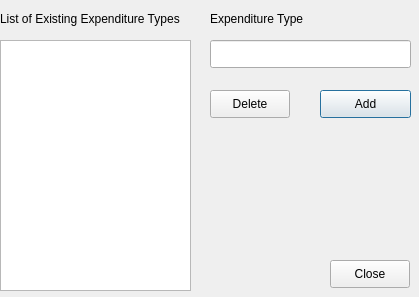
snim2mirror/openihm, file open-ihm/gui/designs/ui_expendituretypes.ui: the form before one commit.
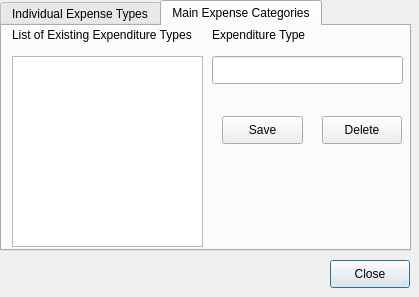
The form after the commit.

Commit message: updating database,code, and interfaces for managing Expenditure types and categories

The edit to the form file:
```diff
--- a/open-ihm/gui/designs/ui_expendituretypes.ui
+++ b/open-ihm/gui/designs/ui_expendituretypes.ui
@@ -1,7 +1,7 @@
 <ui version="4.0" >
  <class>ExpenditureTypes</class>
- <widget class="QDialog" name="ExpenditureTypes" >
-  <property name="geometry" >
+ <widget class="QDialog" name="ExpenditureTypes">
+  <property name="geometry">
    <rect>
     <x>0</x>
     <y>0</y>
@@ -9,69 +9,23 @@
     <height>297</height>
    </rect>
   </property>
-  <property name="minimumSize" >
+  <property name="minimumSize">
    <size>
     <width>419</width>
     <height>297</height>
    </size>
   </property>
-  <property name="maximumSize" >
+  <property name="maximumSize">
    <size>
     <width>419</width>
     <height>16777215</height>
    </size>
   </property>
-  <property name="windowTitle" >
+  <property name="windowTitle">
    <string>Manage Expenditure Types</string>
   </property>
-  <widget class="QListWidget" name="listWidget" >
-   <property name="geometry" >
-    <rect>
-     <x>0</x>
-     <y>40</y>
-     <width>191</width>
-     <height>251</height>
-    </rect>
-   </property>
-  </widget>
-  <widget class="QLineEdit" name="lineEdit" >
-   <property name="geometry" >
-    <rect>
-     <x>210</x>
-     <y>40</y>
-     <width>201</width>
-     <height>28</height>
-    </rect>
-   </property>
-  </widget>
-  <widget class="QPushButton" name="pushButton" >
-   <property name="geometry" >
-    <rect>
-     <x>320</x>
-     <y>90</y>
-     <width>91</width>
-     <height>28</height>
-    </rect>
-   </property>
-   <property name="text" >
-    <string>Add</string>
-   </property>
-  </widget>
-  <widget class="QPushButton" name="pushButton_2" >
-   <property name="geometry" >
-    <rect>
-     <x>210</x>
-     <y>90</y>
-     <width>80</width>
-     <height>28</height>
-    </rect>
-   </property>
-   <property name="text" >
-    <string>Delete</string>
-   </property>
-  </widget>
-  <widget class="QPushButton" name="btnExpenditureTypesClose" >
-   <property name="geometry" >
+  <widget class="QPushButton" name="btnExpenditureClose">
+   <property name="geometry">
     <rect>
      <x>330</x>
      <y>260</y>
@@ -79,35 +33,176 @@
      <height>28</height>
     </rect>
    </property>
-   <property name="text" >
+   <property name="text">
     <string>Close</string>
    </property>
   </widget>
-  <widget class="QLabel" name="label" >
-   <property name="geometry" >
+  <widget class="QTabWidget" name="expenseCategoryListView">
+   <property name="geometry">
     <rect>
      <x>0</x>
-     <y>10</y>
-     <width>191</width>
-     <height>18</height>
+     <y>0</y>
+     <width>411</width>
+     <height>251</height>
     </rect>
    </property>
-   <property name="text" >
-    <string>List of Existing Expenditure Types</string>
+   <property name="currentIndex">
+    <number>1</number>
    </property>
-  </widget>
-  <widget class="QLabel" name="label_2" >
-   <property name="geometry" >
-    <rect>
-     <x>210</x>
-     <y>10</y>
-     <width>111</width>
-     <height>18</height>
-    </rect>
-   </property>
-   <property name="text" >
-    <string>Expenditure Type</string>
-   </property>
+   <widget class="QWidget" name="tab">
+    <attribute name="title">
+     <string>Individual Expense Types</string>
+    </attribute>
+    <widget class="QLabel" name="label_2">
+     <property name="geometry">
+      <rect>
+       <x>210</x>
+       <y>0</y>
+       <width>111</width>
+       <height>18</height>
+      </rect>
+     </property>
+     <property name="text">
+      <string>Expenditure Type</string>
+     </property>
+    </widget>
+    <widget class="QPushButton" name="btnExpenseDelete">
+     <property name="geometry">
+      <rect>
+       <x>320</x>
+       <y>90</y>
+       <width>80</width>
+       <height>28</height>
+      </rect>
+     </property>
+     <property name="text">
+      <string>Delete</string>
+     </property>
+    </widget>
+    <widget class="QLabel" name="label">
+     <property name="geometry">
+      <rect>
+       <x>10</x>
+       <y>0</y>
+       <width>191</width>
+       <height>18</height>
+      </rect>
+     </property>
+     <property name="text">
+      <string>List of Existing Expenditure Types</string>
+     </property>
+    </widget>
+    <widget class="QLineEdit" name="txtExpenseType">
+     <property name="geometry">
+      <rect>
+       <x>210</x>
+       <y>30</y>
+       <width>191</width>
+       <height>28</height>
+      </rect>
+     </property>
+    </widget>
+    <widget class="QPushButton" name="btnExpenseSave">
+     <property name="geometry">
+      <rect>
+       <x>220</x>
+       <y>90</y>
+       <width>81</width>
+       <height>28</height>
+      </rect>
+     </property>
+     <property name="text">
+      <string>Save</string>
+     </property>
+    </widget>
+    <widget class="QListView" name="expenseTypeListView">
+     <property name="geometry">
+      <rect>
+       <x>10</x>
+       <y>30</y>
+       <width>191</width>
+       <height>191</height>
+      </rect>
+     </property>
+    </widget>
+   </widget>
+   <widget class="QWidget" name="tab_2">
+    <attribute name="title">
+     <string>Main Expense Categories</string>
+    </attribute>
+    <widget class="QListView" name="expenditureCategorylistView">
+     <property name="geometry">
+      <rect>
+       <x>10</x>
+       <y>30</y>
+       <width>191</width>
+       <height>191</height>
+      </rect>
+     </property>
+    </widget>
+    <widget class="QPushButton" name="btnCategorySave">
+     <property name="geometry">
+      <rect>
+       <x>220</x>
+       <y>90</y>
+       <width>81</width>
+       <height>28</height>
+      </rect>
+     </property>
+     <property name="text">
+      <string>Save</string>
+     </property>
+    </widget>
+    <widget class="QLabel" name="label_3">
+     <property name="geometry">
+      <rect>
+       <x>210</x>
+       <y>0</y>
+       <width>111</width>
+       <height>18</height>
+      </rect>
+     </property>
+     <property name="text">
+      <string>Expenditure Type</string>
+     </property>
+    </widget>
+    <widget class="QLabel" name="label_4">
+     <property name="geometry">
+      <rect>
+       <x>10</x>
+       <y>0</y>
+       <width>191</width>
+       <height>18</height>
+      </rect>
+     </property>
+     <property name="text">
+      <string>List of Existing Expenditure Types</string>
+     </property>
+    </widget>
+    <widget class="QPushButton" name="btnCategoryDelete">
+     <property name="geometry">
+      <rect>
+       <x>320</x>
+       <y>90</y>
+       <width>80</width>
+       <height>28</height>
+      </rect>
+     </property>
+     <property name="text">
+      <string>Delete</string>
+     </property>
+    </widget>
+    <widget class="QLineEdit" name="txtCategory">
+     <property name="geometry">
+      <rect>
+       <x>210</x>
+       <y>30</y>
+       <width>191</width>
+       <height>28</height>
+      </rect>
+     </property>
+    </widget>
+   </widget>
   </widget>
  </widget>
  <resources/>
```
Left out of the diff: 3 changed lines with no effect on the pictures. The commit also changes 4 other files.
